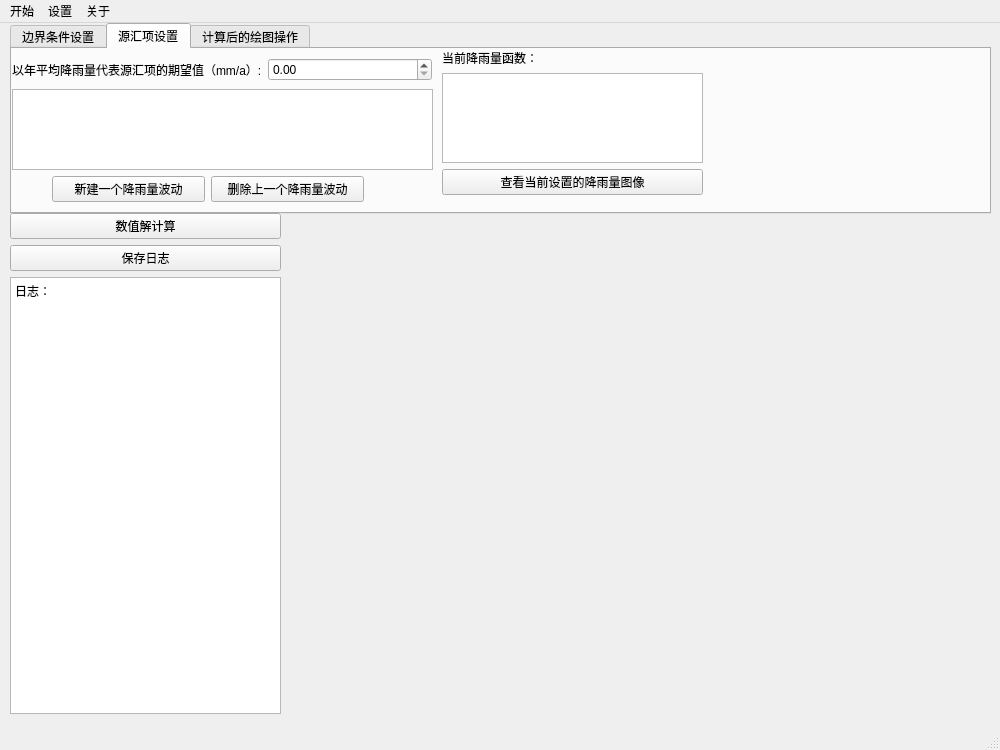
This is ui/Random_flow.ui in Yulei-3005240023/FDM_groundwater as Qt 5 draws it before an edit. The edited form follows.
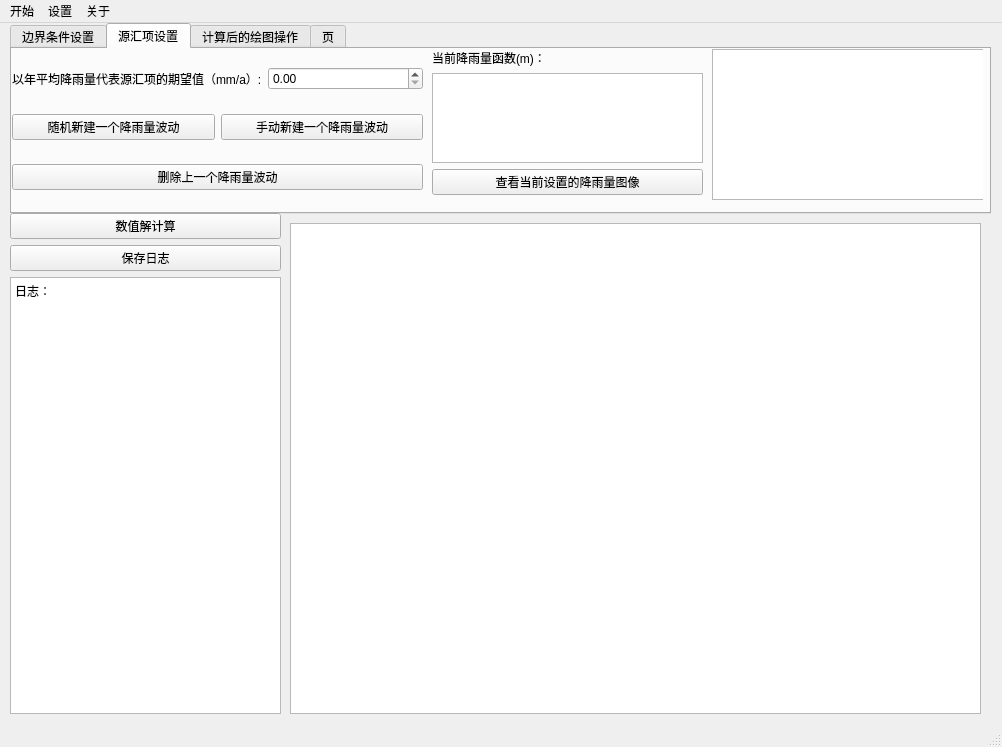
This is the edited form. The open tabs and pages were chosen to show the change.

```diff
--- a/ui/Random_flow.ui
+++ b/ui/Random_flow.ui
@@ -6,8 +6,8 @@
    <rect>
     <x>0</x>
     <y>0</y>
-    <width>1000</width>
-    <height>750</height>
+    <width>1002</width>
+    <height>747</height>
    </rect>
   </property>
   <property name="windowTitle">
@@ -201,64 +201,12 @@
      <attribute name="title">
       <string>源汇项设置</string>
      </attribute>
-     <widget class="QWidget" name="horizontalLayoutWidget_4">
-      <property name="geometry">
-       <rect>
-        <x>0</x>
-        <y>0</y>
-        <width>420</width>
-        <height>41</height>
-       </rect>
-      </property>
-      <layout class="QHBoxLayout" name="horizontalLayout_4">
-       <item>
-        <widget class="QLabel" name="label_2">
-         <property name="text">
-          <string>以年平均降雨量代表源汇项的期望值（mm/a）:</string>
-         </property>
-        </widget>
-       </item>
-       <item>
-        <widget class="QDoubleSpinBox" name="doubleSpinBox_rain">
-         <property name="maximum">
-          <double>9999.989999999999782</double>
-         </property>
-        </widget>
-       </item>
-      </layout>
-     </widget>
-     <widget class="QWidget" name="horizontalLayoutWidget_5">
-      <property name="geometry">
-       <rect>
-        <x>40</x>
-        <y>120</y>
-        <width>312</width>
-        <height>41</height>
-       </rect>
-      </property>
-      <layout class="QHBoxLayout" name="horizontalLayout_5">
-       <item>
-        <widget class="QPushButton" name="pushButton_4">
-         <property name="text">
-          <string>新建一个降雨量波动</string>
-         </property>
-        </widget>
-       </item>
-       <item>
-        <widget class="QPushButton" name="pushButton_5">
-         <property name="text">
-          <string>删除上一个降雨量波动</string>
-         </property>
-        </widget>
-       </item>
-      </layout>
-     </widget>
      <widget class="QWidget" name="verticalLayoutWidget_3">
       <property name="geometry">
        <rect>
-        <x>430</x>
+        <x>420</x>
         <y>0</y>
-        <width>261</width>
+        <width>271</width>
         <height>146</height>
        </rect>
       </property>
@@ -266,7 +214,7 @@
        <item>
         <widget class="QLabel" name="label_7">
          <property name="text">
-          <string>当前降雨量函数：</string>
+          <string>当前降雨量函数(m)：</string>
          </property>
         </widget>
        </item>
@@ -282,28 +230,84 @@
        </item>
       </layout>
      </widget>
-     <widget class="QListView" name="listView">
-      <property name="geometry">
-       <rect>
-        <x>0</x>
-        <y>40</y>
-        <width>421</width>
-        <height>81</height>
-       </rect>
-      </property>
-     </widget>
      <widget class="QWidget" name="verticalLayoutWidget_4">
       <property name="geometry">
        <rect>
-        <x>690</x>
+        <x>700</x>
         <y>0</y>
-        <width>281</width>
-        <height>161</height>
+        <width>271</width>
+        <height>151</height>
        </rect>
       </property>
       <layout class="QVBoxLayout" name="verticalLayout_4">
        <item>
-        <widget class="QWidget" name="widget_rain_flow" native="true"/>
+        <widget class="QWidget" name="widget_rain_flow" native="true">
+         <widget class="QGraphicsView" name="graphicsView_rain_flow">
+          <property name="geometry">
+           <rect>
+            <x>0</x>
+            <y>0</y>
+            <width>281</width>
+            <height>151</height>
+           </rect>
+          </property>
+         </widget>
+        </widget>
+       </item>
+      </layout>
+     </widget>
+     <widget class="QWidget" name="verticalLayoutWidget_6">
+      <property name="geometry">
+       <rect>
+        <x>0</x>
+        <y>0</y>
+        <width>411</width>
+        <height>161</height>
+       </rect>
+      </property>
+      <layout class="QVBoxLayout" name="verticalLayout_5">
+       <item>
+        <layout class="QHBoxLayout" name="horizontalLayout_4">
+         <item>
+          <widget class="QLabel" name="label_2">
+           <property name="text">
+            <string>以年平均降雨量代表源汇项的期望值（mm/a）:</string>
+           </property>
+          </widget>
+         </item>
+         <item>
+          <widget class="QDoubleSpinBox" name="doubleSpinBox_rain">
+           <property name="maximum">
+            <double>9999.989999999999782</double>
+           </property>
+          </widget>
+         </item>
+        </layout>
+       </item>
+       <item>
+        <layout class="QHBoxLayout" name="horizontalLayout_5">
+         <item>
+          <widget class="QPushButton" name="random_new_wave">
+           <property name="text">
+            <string>随机新建一个降雨量波动</string>
+           </property>
+          </widget>
+         </item>
+         <item>
+          <widget class="QPushButton" name="new_wave">
+           <property name="text">
+            <string>手动新建一个降雨量波动</string>
+           </property>
+          </widget>
+         </item>
+        </layout>
+       </item>
+       <item>
+        <widget class="QPushButton" name="delete_wave">
+         <property name="text">
+          <string>删除上一个降雨量波动</string>
+         </property>
+        </widget>
        </item>
       </layout>
      </widget>
@@ -420,6 +424,11 @@
       </property>
      </widget>
     </widget>
+    <widget class="QWidget" name="tab_4">
+     <attribute name="title">
+      <string>页</string>
+     </attribute>
+    </widget>
    </widget>
    <widget class="QWidget" name="verticalLayoutWidget">
     <property name="geometry">
@@ -468,14 +477,14 @@
     <property name="geometry">
      <rect>
       <x>290</x>
-      <y>190</y>
+      <y>200</y>
       <width>691</width>
       <height>491</height>
      </rect>
     </property>
-    <layout class="QVBoxLayout" name="verticalLayout_5">
+    <layout class="QVBoxLayout" name="verticalLayout_head">
      <item>
-      <widget class="QWidget" name="widget" native="true"/>
+      <widget class="QGraphicsView" name="graphicsView_head"/>
      </item>
     </layout>
    </widget>
@@ -485,7 +494,7 @@
     <rect>
      <x>0</x>
      <y>0</y>
-     <width>1000</width>
+     <width>1002</width>
      <height>26</height>
     </rect>
    </property>
```
Left out of the diff: 86 changed lines with no effect on the pictures.
